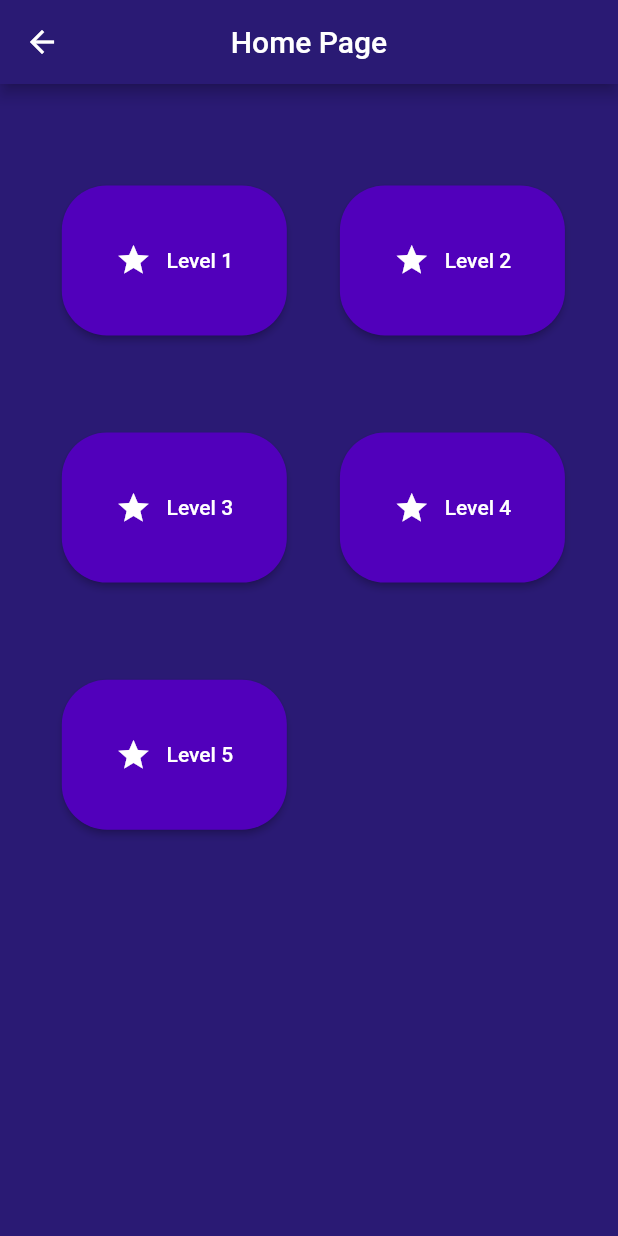
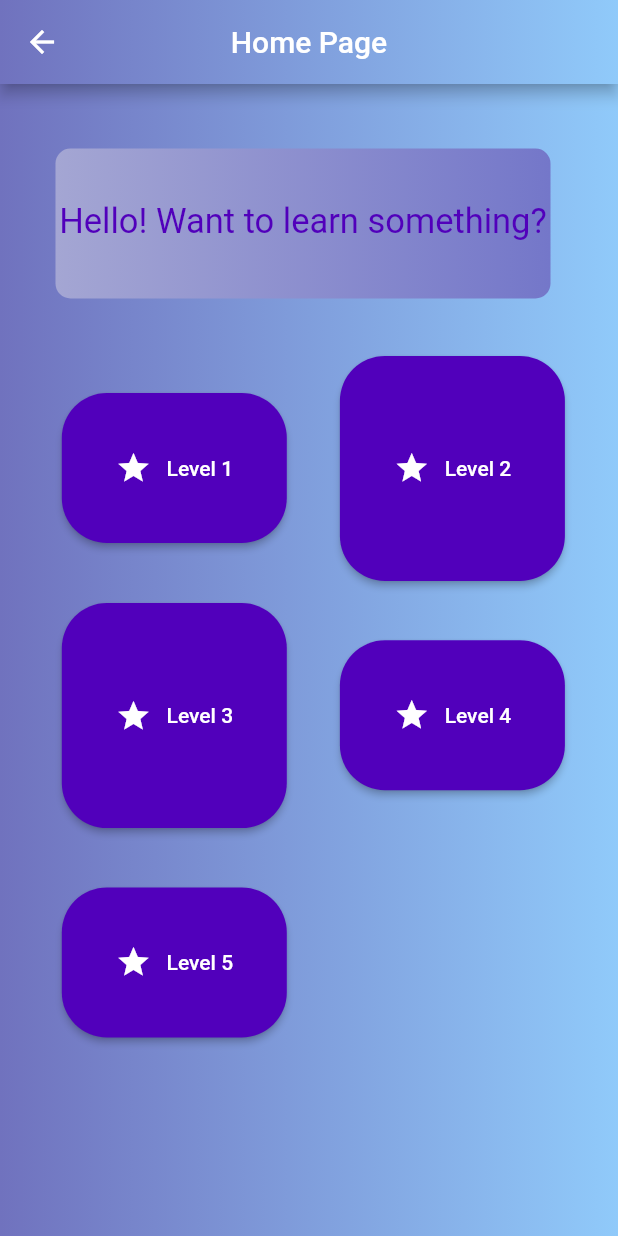
Before and after one commit to dr-programmer/HackTues8---TE-AM-new, a Flutter app: the myHomePage screen opened directly, on a phone screen of 412 x 824 dp. Run offline on Flutter 3.47's test engine with Material 2 defaults, Android fonts, the light colour scheme and no system bars; our stand-ins replace firebase_auth, firebase_core; accounts and stored records are empty.

Commit message:
Total redesign of the Home Page.

```diff
--- a/sirius/info.dart
+++ b/sirius/info.dart
@@ -1,9 +1,12 @@
 import 'package:flutter/material.dart';
-void main() => runApp(const MaterialApp(
+
+void main() => runApp(
+      const MaterialApp(
         home: InfoCard(),
-),);
+      ),
+    );
 
-class InfoCard extends StatelessWidget{
+class InfoCard extends StatelessWidget {
   const InfoCard({Key? key}) : super(key: key);
 
   @override
@@ -14,10 +17,9 @@ class InfoCard extends StatelessWidget{
         centerTitle: true,
       ),
       body: Container(
-    padding: EdgeInsets.fromLTRB(100.0,80.0,100.0,80.0),
+        padding: EdgeInsets.fromLTRB(100.0, 80.0, 100.0, 80.0),
         margin: EdgeInsets.all(30.0),
         color: Colors.grey[200],
-    children: Text('Space is a place for life!'),
       ),
     );
   }
--- a/sirius/lib/Widgets.dart/Widgets.dart
+++ b/sirius/lib/Widgets.dart/Widgets.dart
@@ -1,11 +1,13 @@
 import 'package:flutter/material.dart';
 
 class HPButtons extends StatelessWidget {
-  HPButtons(this.name, this.h, this.w, this.onPressed);
+  HPButtons(this.name, this.h, this.w, this.hl, this.wl, this.onPressed);
 
   final String name;
   final double h;
   final double w;
+  final double hl;
+  final double wl;
   final VoidCallback onPressed;
 
   @override
@@ -18,8 +20,8 @@ class HPButtons extends StatelessWidget {
           top: myheight * h,
           left: mywidth * w,
           child: ButtonTheme(
-            minWidth: 150,
-            height: 100,
+            minWidth: wl,
+            height: hl,
             child: RaisedButton(
               onPressed: onPressed,
               shape: const RoundedRectangleBorder(
--- a/sirius/lib/screens/home_screen.dart
+++ b/sirius/lib/screens/home_screen.dart
@@ -50,7 +50,7 @@ class _MyStatefulWidgetState extends State<MyStatefulWidget> {
         child: _widgetOptions.elementAt(_selectedIndex),
       ),
       bottomNavigationBar: BottomNavigationBar(
-        backgroundColor: Color.fromARGB(255, 17, 8, 56),
+        backgroundColor: Colors.white,
         items: const <BottomNavigationBarItem>[
           BottomNavigationBarItem(
             icon: Icon(Icons.home),
@@ -70,9 +70,14 @@ class _MyStatefulWidgetState extends State<MyStatefulWidget> {
         ],
         currentIndex: _selectedIndex,
         selectedItemColor: Color.fromARGB(255, 110, 102, 199),
-        unselectedItemColor: Colors.white,
+        unselectedItemColor: Colors.black,
         onTap: _onItemTapped,
       ),
     );
   }
 }
+
+
+/*
+Color.fromARGB(255, 17, 8, 56),
+*/
--- a/sirius/lib/screens/homepage.dart
+++ b/sirius/lib/screens/homepage.dart
@@ -21,26 +21,87 @@ class _myHomePageState extends State<myHomePage> {
 
   @override
   Widget build(BuildContext context) {
-    double mywidth = MediaQuery.of(context).size.width;
-    double myheight = MediaQuery.of(context).size.height;
-    return Container(
-      //color: Color.fromARGB(255, 0, 80, 146),
+    return GestureDetector(
+      onHorizontalDragUpdate: ((details) {
+        if (details.delta.dx < 0) {
+          print("You swiped!!!");
+        }
+      }),
+      child: Container(
         child: Stack(
           children: <Widget>[
             Scaffold(
               appBar: AppBar(
                 centerTitle: true,
                 title: const Text('Home Page'),
-              backgroundColor: Color.fromARGB(255, 42, 26, 116),
+                flexibleSpace: Container(
+                  decoration: const BoxDecoration(
+                      gradient: LinearGradient(
+                          begin: Alignment.centerLeft,
+                          end: Alignment.centerRight,
+                          colors: [
+                        Color.fromARGB(255, 112, 114, 190),
+                        Color.fromARGB(255, 144, 202, 250)
+                      ])),
                 ),
-            backgroundColor: Color.fromARGB(255, 42, 26, 116),
               ),
-          HPButtons("Level 5", 0.55, 0.1, _myFunction),
-          HPButtons("Level 4", 0.35, 0.55, _myFunction),
-          HPButtons("Level 3", 0.35, 0.1, _myFunction),
-          HPButtons("Level 2", 0.15, 0.55, _myFunction),
-          HPButtons("Level 1", 0.15, 0.1, _myFunction),
+              body: Stack(
+                children: [
+                  Container(
+                    decoration: const BoxDecoration(
+                        gradient: LinearGradient(
+                            begin: Alignment.centerLeft,
+                            end: Alignment.centerRight,
+                            colors: [
+                          Color.fromARGB(255, 112, 114, 190),
+                          Color.fromARGB(255, 144, 202, 250)
+                        ])),
+                  ),
+                  Positioned(
+                    top: 43,
+                    left: 37,
+                    child: Container(
+                      decoration: BoxDecoration(
+                        gradient: const LinearGradient(
+                          begin: Alignment.centerLeft,
+                          end: Alignment.centerRight,
+                          colors: [
+                            Color.fromARGB(255, 164, 166, 211),
+                            Color.fromARGB(255, 116, 119, 201),
                           ],
+                        ),
+                        borderRadius: BorderRadius.circular(10),
+                      ),
+                      child: SizedBox(
+                        height: 100,
+                        width: 330,
+                        child: Column(
+                          children: const [
+                            SizedBox(
+                              height: 35,
+                            ),
+                            Text(
+                              "Hello! Want to learn something?",
+                              style: TextStyle(
+                                color: Color.fromARGB(255, 81, 0, 187),
+                                fontSize: 23,
+                              ),
+                            ),
+                          ],
+                        ),
+                      ),
+                    ),
+                  ),
+                  HPButtons("Level 5", 0.65, 0.1, 100, 150, _myFunction),
+                  HPButtons("Level 4", 0.45, 0.55, 100, 150, _myFunction),
+                  HPButtons("Level 3", 0.42, 0.1, 150, 150, _myFunction),
+                  HPButtons("Level 2", 0.22, 0.55, 150, 150, _myFunction),
+                  HPButtons("Level 1", 0.25, 0.1, 100, 150, _myFunction),
+                ],
+              ),
+            ),
+          ],
+        ),
       ),
     );
   }
--- a/sirius/main.dart
+++ b/sirius/main.dart
@@ -1,5 +1,4 @@
 import 'package:flutter/material.dart';
-import 'profile.dart';
 import 'info.dart';
 
 void main() => runApp(const MyApp());
@@ -28,14 +27,13 @@ class MyStatefulWidget extends StatefulWidget {
 class _MyStatefulWidgetState extends State<MyStatefulWidget> {
   int _selectedIndex = 0;
   static const TextStyle optionStyle =
-  TextStyle(fontSize: 30, fontWeight: FontWeight.bold);
+      TextStyle(fontSize: 30, fontWeight: FontWeight.bold);
   static const List<Widget> _widgetOptions = <Widget>[
     Text(
       'Index 0: Home',
       style: optionStyle,
     ),
     InfoCard(),
-    NinjaCard(),
   ];
 
   void _onItemTapped(int index) {
--- a/sirius/pubspec.yaml
+++ b/sirius/pubspec.yaml
@@ -29,6 +29,7 @@ environment:
 dependencies:
   flutter:
     sdk: flutter
+  gradient_bottom_navigation_bar: ^1.0.0+4
 
 
   # The following adds the Cupertino Icons font to your application.
```
Lines whose indentation alone changed are shown as unchanged.
